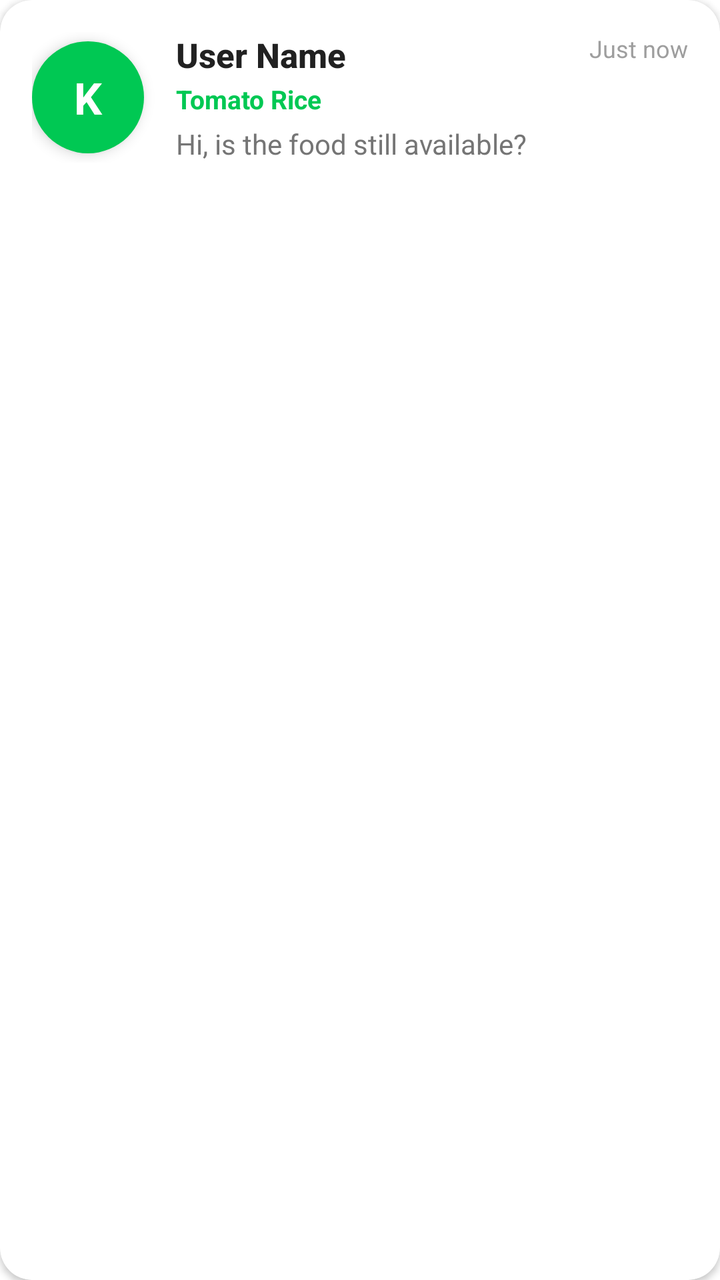
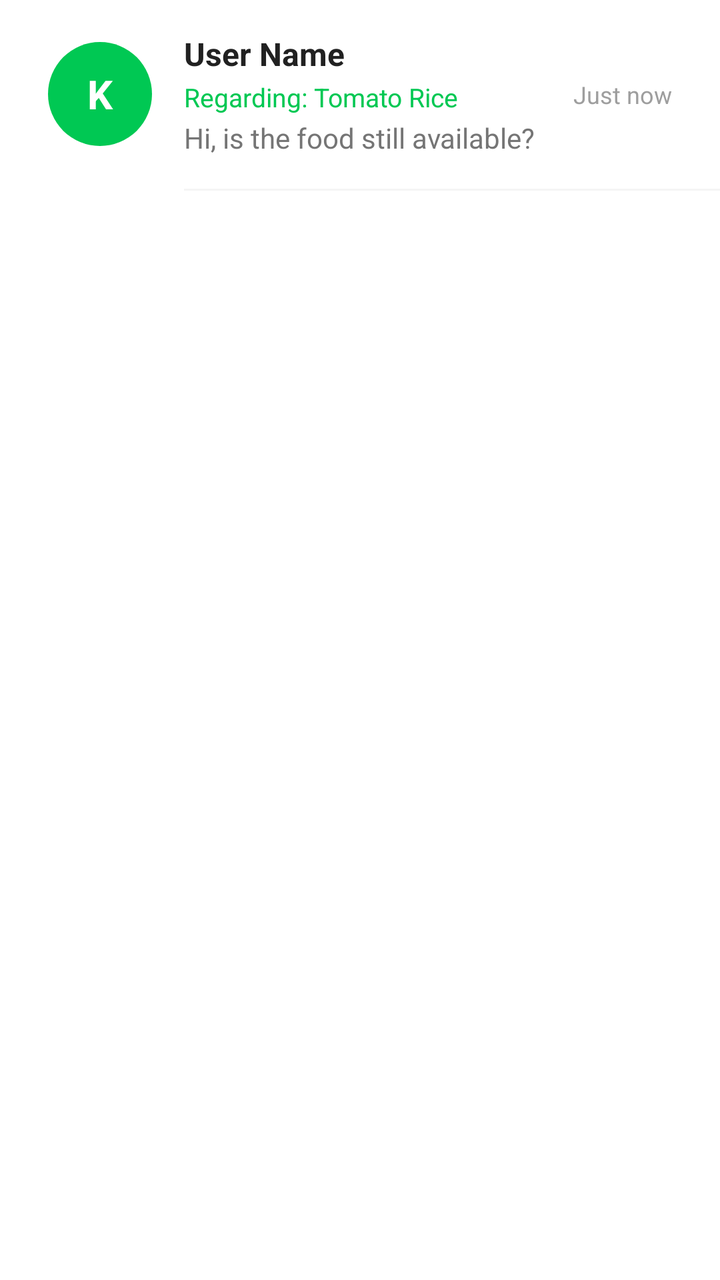

Screens rendered from an Android XML layout before and after an edit, with the pre-edit source and the edit as a unified diff.
<!-- AndroidManifest.xml: application theme Theme.ShareBite -->
<!-- res/layout/item_chat.xml -->
<?xml version="1.0" encoding="utf-8"?>
<androidx.cardview.widget.CardView xmlns:android="http://schemas.android.com/apk/res/android"
    xmlns:app="http://schemas.android.com/apk/res-auto"
    android:layout_width="match_parent"
    android:layout_height="wrap_content"
    android:layout_marginStart="16dp"
    android:layout_marginEnd="16dp"
    android:layout_marginBottom="12dp"
    app:cardCornerRadius="16dp"
    app:cardElevation="2dp"
    app:cardBackgroundColor="#FFFFFF">

    <LinearLayout
        android:layout_width="match_parent"
        android:layout_height="wrap_content"
        android:orientation="horizontal"
        android:gravity="center_vertical"
        android:padding="16dp">

        
        <TextView
            android:id="@+id/tvChatAvatar"
            android:layout_width="56dp"
            android:layout_height="56dp"
            android:text="K"
            android:textSize="22sp"
            android:textStyle="bold"
            android:textColor="#FFFFFF"
            android:gravity="center"
            android:background="@drawable/bg_avatar"
            android:backgroundTint="#00C853"
            android:layout_marginEnd="16dp"
            android:elevation="4dp"/>

        
        <LinearLayout
            android:layout_width="0dp"
            android:layout_height="wrap_content"
            android:layout_weight="1"
            android:orientation="vertical">

            <RelativeLayout
                android:layout_width="match_parent"
                android:layout_height="wrap_content">

                <TextView
                    android:id="@+id/tvChatName"
                    android:layout_width="wrap_content"
                    android:layout_height="wrap_content"
                    android:text="User Name"
                    android:textSize="17sp"
                    android:textStyle="bold"
                    android:textColor="#212121"
                    android:fontFamily="sans-serif-medium"/>

                <TextView
                    android:id="@+id/tvChatTime"
                    android:layout_width="wrap_content"
                    android:layout_height="wrap_content"
                    android:layout_alignParentEnd="true"
                    android:text="Just now"
                    android:textSize="12sp"
                    android:textColor="#9E9E9E"/>

            </RelativeLayout>

            <TextView
                android:id="@+id/tvChatFoodName"
                android:layout_width="wrap_content"
                android:layout_height="wrap_content"
                android:text="Tomato Rice"
                android:textSize="13sp"
                android:textColor="#00C853"
                android:textStyle="bold"
                android:layout_marginTop="2dp"/>

            <TextView
                android:id="@+id/tvLastMessage"
                android:layout_width="wrap_content"
                android:layout_height="wrap_content"
                android:text="Hi, is the food still available?"
                android:textSize="14sp"
                android:textColor="#757575"
                android:layout_marginTop="4dp"
                android:maxLines="1"
                android:ellipsize="end"/>

        </LinearLayout>

    </LinearLayout>

</androidx.cardview.widget.CardView>
<!-- resources referenced by this layout -->
<resources>
  <!-- drawable bg_avatar (drawable) -->
  <?xml version="1.0" encoding="utf-8"?>
  <shape xmlns:android="http://schemas.android.com/apk/res/android"
      android:shape="oval">
      <solid android:color="@color/green_primary"/>
  </shape>
  <style name="Theme.ShareBite" parent="Theme.MaterialComponents.Light.NoActionBar">
          <item name="colorPrimary">@color/green_primary</item>
          <item name="colorPrimaryVariant">@color/green_dark</item>
          <item name="colorOnPrimary">@color/white</item>
          <item name="android:statusBarColor">@color/white</item>
          <item name="android:windowLightStatusBar">true</item>
          <item name="android:textColor">@color/black</item>
          <item name="android:editTextColor">@color/black</item>
      </style>
  <color name="green_primary">#00C853</color>
  <color name="green_dark">#009624</color>
  <color name="white">#FFFFFF</color>
  <color name="black">#000000</color>
</resources>

<!-- the commit's change to res/layout/item_chat.xml (unified diff, before → after) -->
@@ -1,36 +1,34 @@
 <?xml version="1.0" encoding="utf-8"?>
-<androidx.cardview.widget.CardView xmlns:android="http://schemas.android.com/apk/res/android"
+<LinearLayout xmlns:android="http://schemas.android.com/apk/res/android"
     xmlns:app="http://schemas.android.com/apk/res-auto"
     android:layout_width="match_parent"
     android:layout_height="wrap_content"
-    android:layout_marginStart="16dp"
-    android:layout_marginEnd="16dp"
-    android:layout_marginBottom="12dp"
-    app:cardCornerRadius="16dp"
-    app:cardElevation="2dp"
-    app:cardBackgroundColor="#FFFFFF">
+    android:orientation="vertical"
+    android:background="#FFFFFF">
 
     <LinearLayout
         android:layout_width="match_parent"
         android:layout_height="wrap_content"
         android:orientation="horizontal"
         android:gravity="center_vertical"
-        android:padding="16dp">
+        android:paddingStart="24dp"
+        android:paddingEnd="24dp"
+        android:paddingTop="16dp"
+        android:paddingBottom="16dp">
 
         
         <TextView
             android:id="@+id/tvChatAvatar"
-            android:layout_width="56dp"
-            android:layout_height="56dp"
+            android:layout_width="52dp"
+            android:layout_height="52dp"
             android:text="K"
-            android:textSize="22sp"
+            android:textSize="20sp"
             android:textStyle="bold"
             android:textColor="#FFFFFF"
             android:gravity="center"
             android:background="@drawable/bg_avatar"
             android:backgroundTint="#00C853"
-            android:layout_marginEnd="16dp"
-            android:elevation="4dp"/>
+            android:layout_marginEnd="16dp"/>
 
         
         <LinearLayout
@@ -39,39 +37,22 @@
             android:layout_weight="1"
             android:orientation="vertical">
 
-            <RelativeLayout
-                android:layout_width="match_parent"
-                android:layout_height="wrap_content">
-
-                <TextView
-                    android:id="@+id/tvChatName"
-                    android:layout_width="wrap_content"
-                    android:layout_height="wrap_content"
-                    android:text="User Name"
-                    android:textSize="17sp"
-                    android:textStyle="bold"
-                    android:textColor="#212121"
-                    android:fontFamily="sans-serif-medium"/>
-
-                <TextView
-                    android:id="@+id/tvChatTime"
-                    android:layout_width="wrap_content"
-                    android:layout_height="wrap_content"
-                    android:layout_alignParentEnd="true"
-                    android:text="Just now"
-                    android:textSize="12sp"
-                    android:textColor="#9E9E9E"/>
-
-            </RelativeLayout>
+            <TextView
+                android:id="@+id/tvChatName"
+                android:layout_width="wrap_content"
+                android:layout_height="wrap_content"
+                android:text="User Name"
+                android:textSize="16sp"
+                android:textStyle="bold"
+                android:textColor="#212121"/>
 
             <TextView
                 android:id="@+id/tvChatFoodName"
                 android:layout_width="wrap_content"
                 android:layout_height="wrap_content"
-                android:text="Tomato Rice"
+                android:text="Regarding: Tomato Rice"
                 android:textSize="13sp"
                 android:textColor="#00C853"
-                android:textStyle="bold"
                 android:layout_marginTop="2dp"/>
 
             <TextView
@@ -81,12 +62,54 @@
                 android:text="Hi, is the food still available?"
                 android:textSize="14sp"
                 android:textColor="#757575"
-                android:layout_marginTop="4dp"
+                android:layout_marginTop="2dp"
                 android:maxLines="1"
                 android:ellipsize="end"/>
 
         </LinearLayout>
 
+        
+        <LinearLayout
+            android:layout_width="wrap_content"
+            android:layout_height="wrap_content"
+            android:orientation="vertical"
+            android:gravity="end"
+            android:layout_marginStart="8dp">
+
+            <TextView
+                android:id="@+id/tvChatTime"
+                android:layout_width="wrap_content"
+                android:layout_height="wrap_content"
+                android:text="Just now"
+                android:textSize="12sp"
+                android:textColor="#9E9E9E"
+                android:layout_gravity="end"/>
+
+            
+            <TextView
+                android:id="@+id/tvUnreadBadge"
+                android:layout_width="22dp"
+                android:layout_height="22dp"
+                android:text="1"
+                android:textSize="11sp"
+                android:textStyle="bold"
+                android:textColor="#FFFFFF"
+                android:gravity="center"
+                android:background="@drawable/bg_avatar"
+                android:backgroundTint="#00C853"
+                android:layout_gravity="end"
+                android:layout_marginTop="6dp"
+                android:visibility="gone"/>
+
+        </LinearLayout>
+
     </LinearLayout>
 
-</androidx.cardview.widget.CardView>
+    
+    <View
+        android:layout_width="match_parent"
+        android:layout_height="1dp"
+        android:background="#F5F5F5"
+        android:layout_marginStart="92dp"/>
+
+</LinearLayout>
